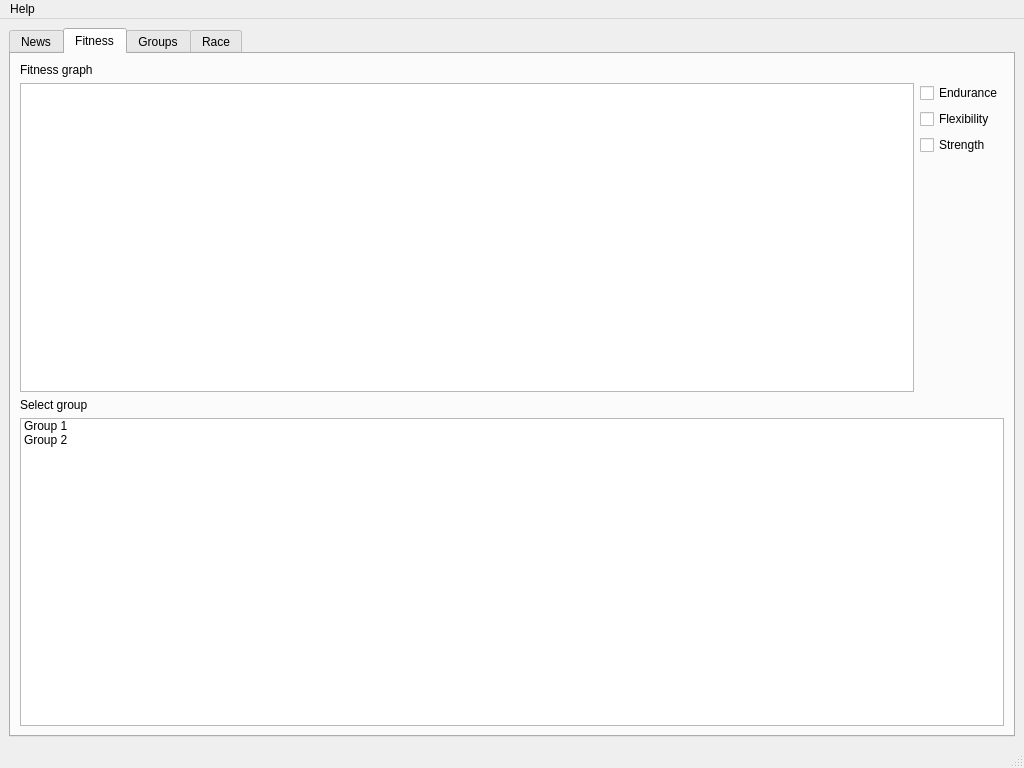
This is GUI/mainwindow.ui in jpvanhal/Social-Sports as Qt 5 draws it before an edit. The edited form follows.
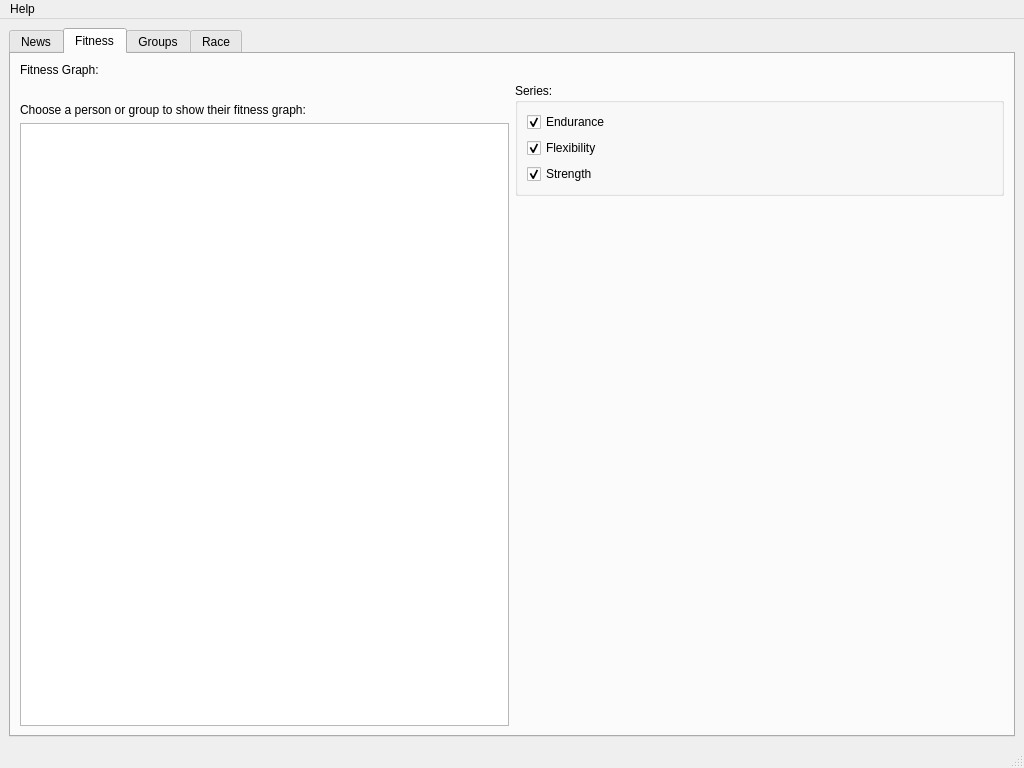
This is the edited form. The open tabs and pages were chosen to show the change. Icons and pictures are not drawn.

Commit message: Refined fitness tab.

Diff of the .ui file:
```diff
--- a/GUI/mainwindow.ui
+++ b/GUI/mainwindow.ui
@@ -370,30 +370,68 @@
        </attribute>
        <layout class="QVBoxLayout" name="verticalLayout_6">
         <item>
-         <layout class="QVBoxLayout" name="verticalLayout_3">
-          <item>
            <widget class="QLabel" name="label_6">
             <property name="text">
-             <string>Fitness graph</string>
+           <string>Fitness Graph:</string>
             </property>
            </widget>
           </item>
           <item>
            <layout class="QHBoxLayout" name="horizontalLayout_4">
             <item>
-             <widget class="QGraphicsView" name="graphicsView">
-              <property name="interactive">
-               <bool>false</bool>
+           <layout class="QVBoxLayout" name="verticalLayout_5">
+            <item>
+             <widget class="QLabel" name="label_20">
+              <property name="text">
+               <string>&lt;img src=&quot;:/gfx/graph.png&quot;&gt;</string>
               </property>
              </widget>
             </item>
             <item>
              <layout class="QVBoxLayout" name="verticalLayout_4">
               <item>
+               <widget class="QLabel" name="label_7">
+                <property name="text">
+                 <string>Choose a person or group to show their fitness graph:</string>
+                </property>
+                <property name="buddy">
+                 <cstring>listViewFitnessGroups</cstring>
+                </property>
+               </widget>
+              </item>
+              <item>
+               <widget class="QListView" name="listViewFitnessGroups">
+                <property name="sizePolicy">
+                 <sizepolicy hsizetype="Preferred" vsizetype="Expanding">
+                  <horstretch>0</horstretch>
+                  <verstretch>0</verstretch>
+                 </sizepolicy>
+                </property>
+                <property name="editTriggers">
+                 <set>QAbstractItemView::NoEditTriggers</set>
+                </property>
+               </widget>
+              </item>
+             </layout>
+            </item>
+           </layout>
+          </item>
+          <item>
+           <layout class="QVBoxLayout" name="verticalLayout_3">
+            <item>
+             <widget class="QGroupBox" name="groupBox">
+              <property name="title">
+               <string>Series:</string>
+              </property>
+              <layout class="QVBoxLayout" name="verticalLayout_14">
+               <item>
                <widget class="QCheckBox" name="checkBox">
                 <property name="text">
                  <string>Endurance</string>
                 </property>
+                 <property name="checked">
+                  <bool>true</bool>
+                 </property>
                </widget>
               </item>
               <item>
@@ -401,6 +439,9 @@
                 <property name="text">
                  <string>Flexibility</string>
                 </property>
+                 <property name="checked">
+                  <bool>true</bool>
+                 </property>
                </widget>
               </item>
               <item>
@@ -408,6 +449,12 @@
                 <property name="text">
                  <string>Strength</string>
                 </property>
+                 <property name="checked">
+                  <bool>true</bool>
+                 </property>
+                </widget>
+               </item>
+              </layout>
                </widget>
               </item>
               <item>
@@ -424,33 +471,6 @@
                </spacer>
               </item>
              </layout>
-            </item>
-           </layout>
-          </item>
-         </layout>
-        </item>
-        <item>
-         <layout class="QVBoxLayout" name="verticalLayout_5">
-          <item>
-           <widget class="QLabel" name="label_7">
-            <property name="text">
-             <string>Select group</string>
-            </property>
-           </widget>
-          </item>
-          <item>
-           <widget class="QListWidget" name="listWidget">
-            <item>
-             <property name="text">
-              <string>Group 1</string>
-             </property>
-            </item>
-            <item>
-             <property name="text">
-              <string>Group 2</string>
-             </property>
-            </item>
-           </widget>
           </item>
          </layout>
         </item>
```
Left out of the diff: 2 changed lines with no effect on the pictures. Lines whose indentation alone changed are shown as unchanged. The commit also changes 4 other files.
